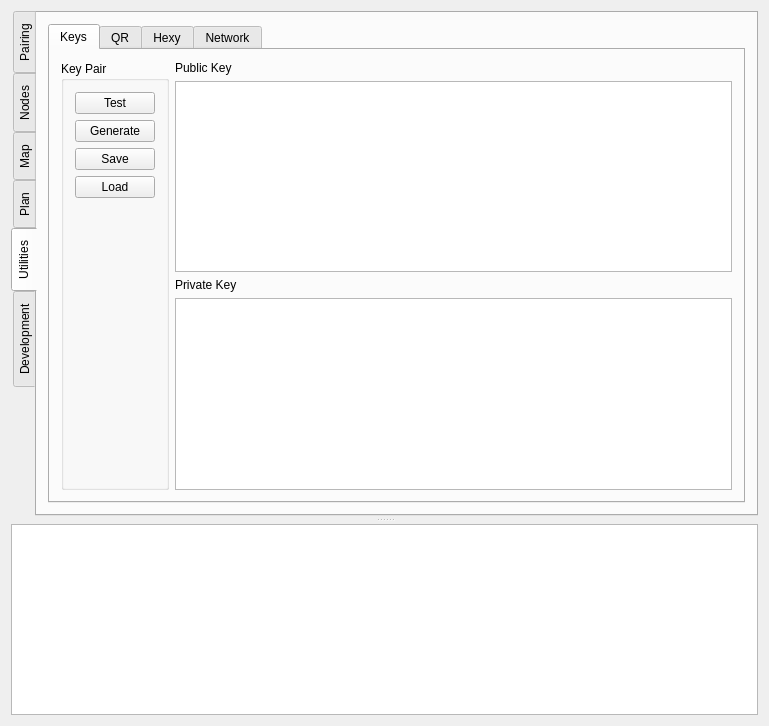
mrdeveloperdude/OctoMY, file libs/libcore/ui/HubWindow.ui: the form before one commit.
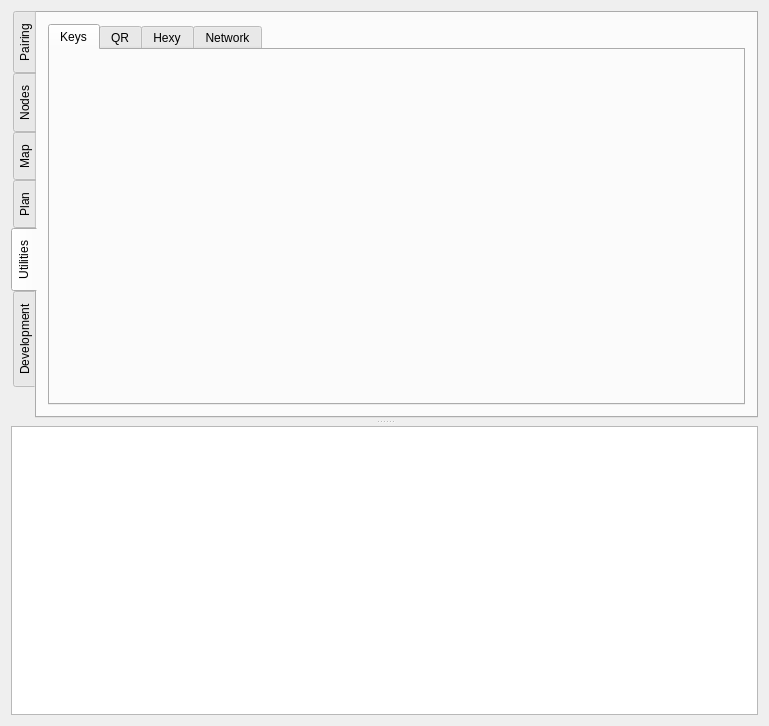
The form after the commit. The open tabs and pages were chosen to show the change. Icons and pictures are not drawn. Custom widgets are drawn as their Qt base class.

Commit message: Separated PKI into separate widget

Patch:
```diff
--- a/libs/libcore/ui/HubWindow.ui
+++ b/libs/libcore/ui/HubWindow.ui
@@ -296,76 +296,9 @@
             <attribute name="title">
              <string>Keys</string>
             </attribute>
-            <layout class="QGridLayout" name="gridLayout_6">
-             <item row="0" column="0" rowspan="4">
-              <widget class="QGroupBox" name="groupBox">
-               <property name="title">
-                <string>Key Pair</string>
-               </property>
-               <layout class="QVBoxLayout" name="verticalLayout_5">
-                <item>
-                 <widget class="QPushButton" name="pushButtonTestKeyPair">
-                  <property name="text">
-                   <string>Test</string>
-                  </property>
-                 </widget>
-                </item>
-                <item>
-                 <widget class="QPushButton" name="pushButtonGenerateKeyPair">
-                  <property name="text">
-                   <string>Generate</string>
-                  </property>
-                 </widget>
-                </item>
-                <item>
-                 <widget class="QPushButton" name="pushButtonSaveKeyPair">
-                  <property name="text">
-                   <string>Save</string>
-                  </property>
-                 </widget>
-                </item>
-                <item>
-                 <widget class="QPushButton" name="pushButtonLoadKeyPair">
-                  <property name="text">
-                   <string>Load</string>
-                  </property>
-                 </widget>
-                </item>
-                <item>
-                 <spacer name="verticalSpacer_2">
-                  <property name="orientation">
-                   <enum>Qt::Vertical</enum>
-                  </property>
-                  <property name="sizeHint" stdset="0">
-                   <size>
-                    <width>20</width>
-                    <height>40</height>
-                   </size>
-                  </property>
-                 </spacer>
-                </item>
-               </layout>
-              </widget>
-             </item>
-             <item row="0" column="1">
-              <widget class="QLabel" name="label_5">
-               <property name="text">
-                <string>Public Key</string>
-               </property>
-              </widget>
-             </item>
-             <item row="1" column="1">
-              <widget class="QPlainTextEdit" name="plainTextEditPublicKey"/>
-             </item>
-             <item row="2" column="1">
-              <widget class="QLabel" name="label_6">
-               <property name="text">
-                <string>Private Key</string>
-               </property>
-              </widget>
-             </item>
-             <item row="3" column="1">
-              <widget class="QPlainTextEdit" name="plainTextEditPrivateKey"/>
+            <layout class="QVBoxLayout" name="verticalLayout_5">
+             <item>
+              <widget class="PKIManager" name="widgetPKIManager" native="true"/>
              </item>
             </layout>
            </widget>
@@ -862,6 +795,12 @@
    <header>widgets/HUDWidget.hpp</header>
    <container>1</container>
   </customwidget>
+  <customwidget>
+   <class>PKIManager</class>
+   <extends>QWidget</extends>
+   <header>widgets/PKIManager.hpp</header>
+   <container>1</container>
+  </customwidget>
  </customwidgets>
  <resources>
   <include location="../resources/icons.qrc"/>
```
Left out of the diff: 4 changed lines with no effect on the pictures. The commit also changes 7 other files.
